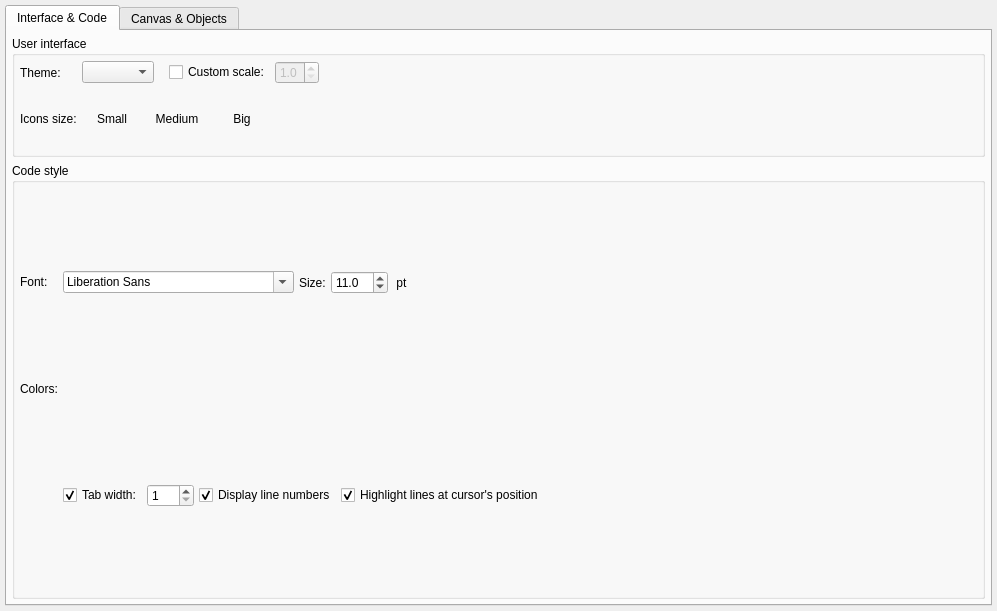
The window that libs/libgui/ui/settings/appearanceconfigwidget.ui (arichiardi/pgmodeler) describes before a commit, drawn with Qt 5.
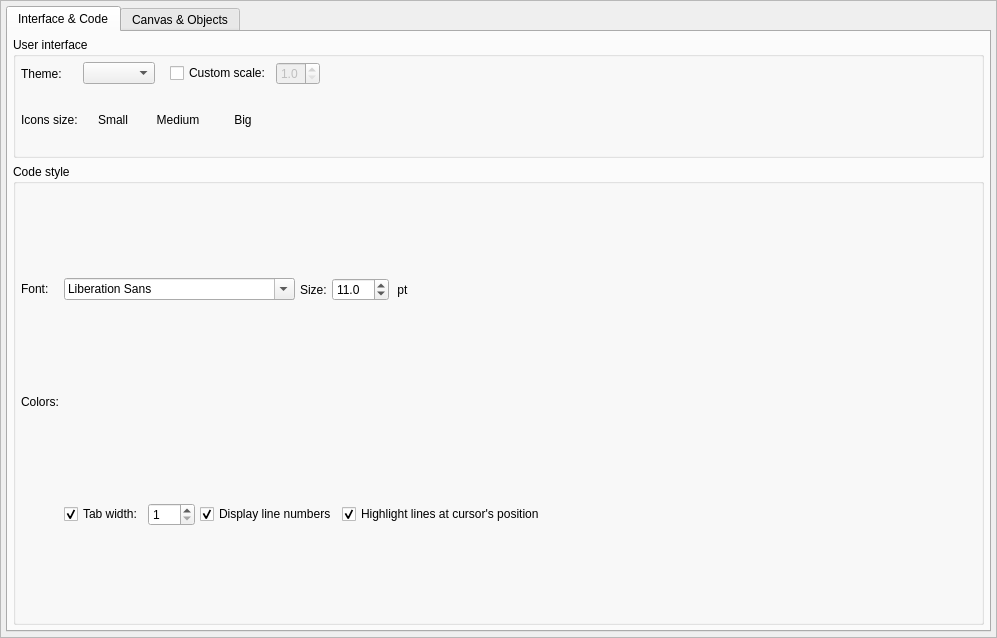
The same window after the commit. Icons and pictures are not drawn.

Commit message: Minor adjustments in UI of configuration widgets

Diff of the .ui file:
```diff
--- a/libs/libgui/ui/settings/appearanceconfigwidget.ui
+++ b/libs/libgui/ui/settings/appearanceconfigwidget.ui
@@ -7,7 +7,7 @@
     <x>0</x>
     <y>0</y>
     <width>997</width>
-    <height>611</height>
+    <height>638</height>
    </rect>
   </property>
   <property name="sizePolicy">
@@ -19,8 +19,29 @@
   <property name="windowTitle">
    <string>Form</string>
   </property>
-  <layout class="QGridLayout" name="gridLayout_4">
+  <layout class="QVBoxLayout" name="verticalLayout_2">
    <property name="leftMargin">
+    <number>0</number>
+   </property>
+   <property name="topMargin">
+    <number>0</number>
+   </property>
+   <property name="rightMargin">
+    <number>0</number>
+   </property>
+   <property name="bottomMargin">
+    <number>0</number>
+   </property>
+   <item>
+    <widget class="QFrame" name="bg_frame">
+     <property name="frameShape">
+      <enum>QFrame::Shape::StyledPanel</enum>
+     </property>
+     <property name="frameShadow">
+      <enum>QFrame::Shadow::Raised</enum>
+     </property>
+     <layout class="QVBoxLayout" name="verticalLayout">
+      <property name="leftMargin">
     <number>5</number>
    </property>
    <property name="topMargin">
@@ -32,10 +53,7 @@
    <property name="bottomMargin">
     <number>5</number>
    </property>
-   <property name="spacing">
-    <number>5</number>
-   </property>
-   <item row="0" column="0">
+      <item>
     <widget class="QTabWidget" name="appearance_tbw">
      <property name="currentIndex">
       <number>0</number>
@@ -1494,6 +1512,9 @@
        </item>
       </layout>
      </widget>
+       </widget>
+      </item>
+     </layout>
     </widget>
    </item>
   </layout>
```
Lines whose indentation alone changed are shown as unchanged. The commit also changes 6 other files.
